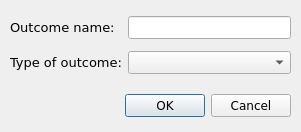
First picture: the form in src/rc_metastudio/forms/new_outcome_dlg.ui, repository AliSalman-et-al/openmeta-analyst-community, before the edit.
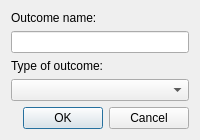
Second picture: the form after the edit. Icons and pictures are not drawn. Custom widgets are drawn as their Qt base class.

Diff of the .ui file:
```diff
--- a/src/rc_metastudio/forms/new_outcome_dlg.ui
+++ b/src/rc_metastudio/forms/new_outcome_dlg.ui
@@ -2,157 +2,23 @@
 <ui version="4.0">
  <class>Dialog</class>
  <widget class="QDialog" name="Dialog">
-  <property name="enabled">
-   <bool>true</bool>
-  </property>
-  <property name="geometry">
-   <rect>
-    <x>0</x>
-    <y>0</y>
-    <width>301</width>
-    <height>132</height>
-   </rect>
-  </property>
-  <property name="minimumSize">
-   <size>
-    <width>301</width>
-    <height>132</height>
-   </size>
-  </property>
-  <property name="maximumSize">
-   <size>
-    <width>301</width>
-    <height>132</height>
-   </size>
-  </property>
-  <property name="font">
-   <font>
-    <family>Verdana</family>
-   </font>
-  </property>
-  <property name="windowTitle">
-   <string>Add Outcome</string>
-  </property>
-  <property name="windowIcon">
-   <iconset>
-    <normaloff>:/misc/meta.png</normaloff>:/misc/meta.png</iconset>
-  </property>
-  <widget class="QDialogButtonBox" name="buttonBox">
-   <property name="geometry">
-    <rect>
-     <x>10</x>
-     <y>90</y>
-     <width>281</width>
-     <height>32</height>
-    </rect>
-   </property>
-   <property name="font">
-    <font>
-     <family>Verdana</family>
-    </font>
-   </property>
-   <property name="orientation">
-    <enum>Qt::Horizontal</enum>
-   </property>
-   <property name="standardButtons">
-    <set>QDialogButtonBox::Cancel|QDialogButtonBox::Ok</set>
-   </property>
-  </widget>
-  <widget class="QWidget" name="layoutWidget">
-   <property name="geometry">
-    <rect>
-     <x>10</x>
-     <y>10</y>
-     <width>281</width>
-     <height>71</height>
-    </rect>
-   </property>
-   <layout class="QGridLayout" name="gridLayout">
-    <item row="0" column="0">
-     <widget class="QLabel" name="label_2">
-      <property name="font">
-       <font>
-        <family>Verdana</family>
-        <pointsize>10</pointsize>
-       </font>
-      </property>
-      <property name="text">
-       <string>Outcome name:</string>
-      </property>
-     </widget>
-    </item>
-    <item row="0" column="1">
-     <widget class="QLineEdit" name="outcome_name_le">
-      <property name="font">
-       <font>
-        <family>Verdana</family>
-       </font>
-      </property>
-      <property name="alignment">
-       <set>Qt::AlignCenter</set>
-      </property>
-     </widget>
-    </item>
-    <item row="1" column="0">
-     <widget class="QLabel" name="label">
-      <property name="font">
-       <font>
-        <family>Verdana</family>
-        <pointsize>10</pointsize>
-       </font>
-      </property>
-      <property name="text">
-       <string>Type of outcome:</string>
-      </property>
-     </widget>
-    </item>
-    <item row="1" column="1">
-     <widget class="QComboBox" name="datatype_cbo_box">
-      <property name="font">
-       <font>
-        <family>Verdana</family>
-       </font>
-      </property>
-     </widget>
-    </item>
-   </layout>
-  </widget>
+  <property name="geometry"><rect><x>0</x><y>0</y><width>0</width><height>0</height></rect></property>
+  <property name="windowTitle"><string>Add Outcome</string></property>
+  <property name="windowIcon"><iconset resource="images/icons.qrc"><normaloff>:/misc/meta.png</normaloff>:/misc/meta.png</iconset></property>
+  <layout class="QVBoxLayout" name="verticalLayout">
+   <item><layout class="QFormLayout" name="formLayout">
+    <property name="fieldGrowthPolicy"><enum>QFormLayout::AllNonFixedFieldsGrow</enum></property>
+    <property name="rowWrapPolicy"><enum>QFormLayout::WrapAllRows</enum></property>
+    <item row="0" column="0"><widget class="QLabel" name="label_2"><property name="text"><string>Outcome name:</string></property><property name="buddy"><cstring>outcome_name_le</cstring></property></widget></item>
+    <item row="0" column="1"><widget class="QLineEdit" name="outcome_name_le"><property name="alignment"><set>Qt::AlignCenter</set></property></widget></item>
+    <item row="1" column="0"><widget class="QLabel" name="label"><property name="text"><string>Type of outcome:</string></property><property name="buddy"><cstring>datatype_cbo_box</cstring></property></widget></item>
+    <item row="1" column="1"><widget class="AdaptiveComboBox" name="datatype_cbo_box"/></item>
+   </layout></item>
+   <item><widget class="QDialogButtonBox" name="buttonBox"><property name="orientation"><enum>Qt::Horizontal</enum></property><property name="standardButtons"><set>QDialogButtonBox::Cancel|QDialogButtonBox::Ok</set></property></widget></item>
+  </layout>
  </widget>
- <resources>
-  <include location="images/icons.qrc"/>
- </resources>
- <connections>
-  <connection>
-   <sender>buttonBox</sender>
-   <signal>accepted()</signal>
-   <receiver>Dialog</receiver>
-   <slot>accept()</slot>
-   <hints>
-    <hint type="sourcelabel">
-     <x>248</x>
-     <y>254</y>
-    </hint>
-    <hint type="destinationlabel">
-     <x>157</x>
-     <y>274</y>
-    </hint>
-   </hints>
-  </connection>
-  <connection>
-   <sender>buttonBox</sender>
-   <signal>rejected()</signal>
-   <receiver>Dialog</receiver>
-   <slot>reject()</slot>
-   <hints>
-    <hint type="sourcelabel">
-     <x>316</x>
-     <y>260</y>
-    </hint>
-    <hint type="destinationlabel">
-     <x>286</x>
-     <y>274</y>
-    </hint>
-   </hints>
-  </connection>
- </connections>
+ <customwidgets><customwidget><class>AdaptiveComboBox</class><extends>QComboBox</extends><header>adaptive_controls</header></customwidget></customwidgets>
+ <tabstops><tabstop>outcome_name_le</tabstop><tabstop>datatype_cbo_box</tabstop></tabstops>
+ <resources><include location="images/icons.qrc"/></resources>
+ <connections><connection><sender>buttonBox</sender><signal>accepted()</signal><receiver>Dialog</receiver><slot>accept()</slot></connection><connection><sender>buttonBox</sender><signal>rejected()</signal><receiver>Dialog</receiver><slot>reject()</slot></connection></connections>
 </ui>
```
